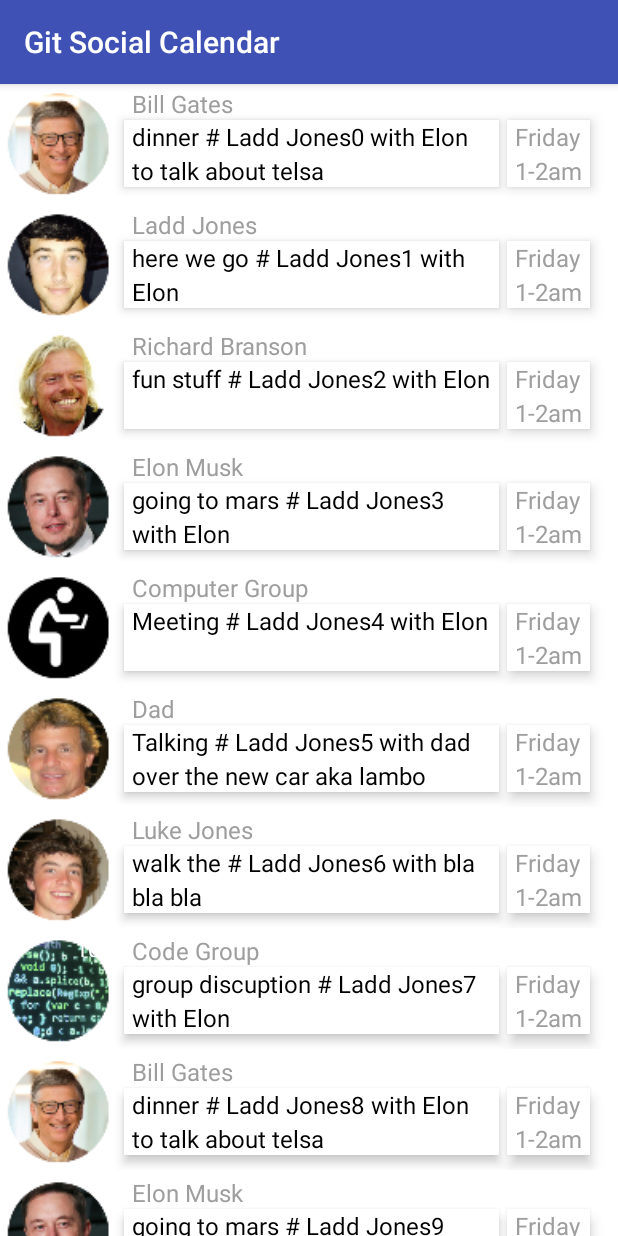
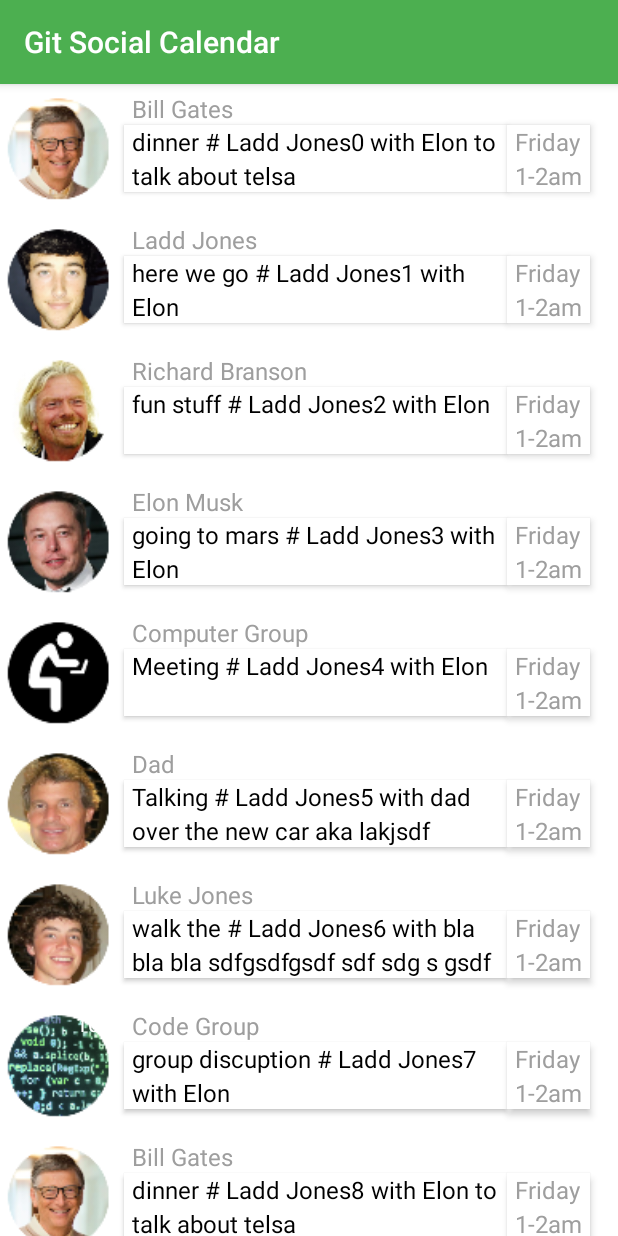
Before and after one commit to laddjones/Toor_android_app, an Android app: the screen it shows after launch (MainActivity), on a phone screen of 412 x 824 dp. Run offline under Robolectric (Android 15) with nearby library versions, the phone set to English and light mode, and no system bars.

Commit message:
"unifying design by integrating elevation into both the e/t as well as the date and time part 2"

```diff
--- a/GitSocialCalendar/app/src/main/java/laddjones/gitsocialcalendar/CustomAdapter.java
+++ b/GitSocialCalendar/app/src/main/java/laddjones/gitsocialcalendar/CustomAdapter.java
@@ -91,7 +91,7 @@ public class CustomAdapter extends RecyclerView.Adapter<CustomAdapter.CustomView
             holder.txtPersonName.setText("Luke Jones");
             holder.txtNumPeople.setText("1");
             holder.picOfP.setImageResource(R.mipmap.luke_face);
-            holder.txtetDescription.setText("walk the # " + name +" with bla bla bla ");
+            holder.txtetDescription.setText("walk the # " + name +" with bla bla bla sdfgsdfgsdf sdf sdg s gsdf ");
             holder.vrtLine.setBackgroundColor(Color.RED);
             holder.txtDate.setText(R.string.friday_resource);
             holder.txtTime.setText(R.string.time_resource);
@@ -100,7 +100,7 @@ public class CustomAdapter extends RecyclerView.Adapter<CustomAdapter.CustomView
             holder.txtPersonName.setText("Dad");
             holder.txtNumPeople.setText("3");
             holder.picOfP.setImageResource(R.mipmap.dad_face);
-            holder.txtetDescription.setText("Talking # " + name +" with dad over the new car aka lambo");
+            holder.txtetDescription.setText("Talking # " + name +" with dad over the new car aka lakjsdf ");
             holder.vrtLine.setBackgroundColor(Color.DKGRAY);
             holder.txtDate.setText(R.string.friday_resource);
             holder.txtTime.setText(R.string.time_resource);
@@ -144,7 +144,7 @@ public class CustomAdapter extends RecyclerView.Adapter<CustomAdapter.CustomView
         }
         holder.txtDate.setText(R.string.friday_resource);
 
-        holder.hrLine.setBackgroundColor(Color.WHITE);
+        holder.hrLine.setBackgroundColor(Color.RED);
         holder.vrtLine.setBackgroundColor(Color.WHITE);
         holder.vrtLine.setBackgroundColor(Color.LTGRAY);
     }
--- a/GitSocialCalendar/app/src/main/res/layout/activity_main.xml
+++ b/GitSocialCalendar/app/src/main/res/layout/activity_main.xml
@@ -11,6 +11,7 @@
         android:id="@+id/tool_bar"
         android:layout_width="match_parent"
         android:layout_height="wrap_content"
+        android:background="#00897b"
         app:elevation="5dp"/>
 
     <android.support.v7.widget.RecyclerView
--- a/GitSocialCalendar/app/src/main/res/layout/row_layout_constrained.xml
+++ b/GitSocialCalendar/app/src/main/res/layout/row_layout_constrained.xml
@@ -6,8 +6,8 @@
     android:layout_width="match_parent"
     android:layout_height="wrap_content"
     android:background="#ffffff"
-    android:paddingTop="2dp"
-    android:paddingBottom="2dp" >
+    android:paddingTop="5dp"
+    android:paddingBottom="5dp" >
 
     <android.support.constraint.Guideline
         android:id="@+id/guideline1"
@@ -50,22 +50,22 @@
         android:id="@+id/etDescription"
         android:layout_width="0dp"
         android:layout_height="wrap_content"
-        android:layout_marginRight="5dp"
         android:paddingRight="5dp"
         android:paddingLeft="5dp"
         android:textSize="16dp"
         android:minLines="2"
         android:maxLines="2"
-        android:elevation="4dp"
+        android:elevation="2dp"
         android:textColor="#000000"
         android:lineSpacingExtra="4dp"
         app:layout_constraintTop_toBottomOf="@id/name"
         app:layout_constraintLeft_toRightOf="@id/guideline1"
         app:layout_constraintRight_toLeftOf="@id/guideline2"
-        android:background="#ffffff"/>
+        android:background="#ffffff"
+        android:ellipsize="end"/>
     <TextView
         android:id="@+id/dateTop"
-        android:layout_width="wrap_content"
+        android:layout_width="0dp"
         android:layout_height="wrap_content"
         android:paddingLeft="5dp"
         android:paddingRight="5dp"
@@ -73,7 +73,7 @@
         android:textSize="16dp"
         android:minLines="2"
         android:maxLines="2"
-        android:elevation="5dp"
+        android:elevation="3dp"
         android:background="#ffffff"
         android:lineSpacingExtra="4dp"
         app:layout_constraintTop_toBottomOf="@id/name"
--- a/GitSocialCalendar/app/src/main/res/values/colors.xml
+++ b/GitSocialCalendar/app/src/main/res/values/colors.xml
@@ -1,7 +1,7 @@
 <?xml version="1.0" encoding="utf-8"?>
 <resources>
-    <color name="colorPrimary">#3F51B5</color>
-    <color name="colorPrimaryDark">#303F9F</color>
+    <color name="colorPrimary">#4caf50</color>
+    <color name="colorPrimaryDark">#087f23</color>
     <color name="colorAccent">#FF4081</color>
     <color name="background">#eeeeee</color>
 
```
Also changed, not shown: 1 other file.
